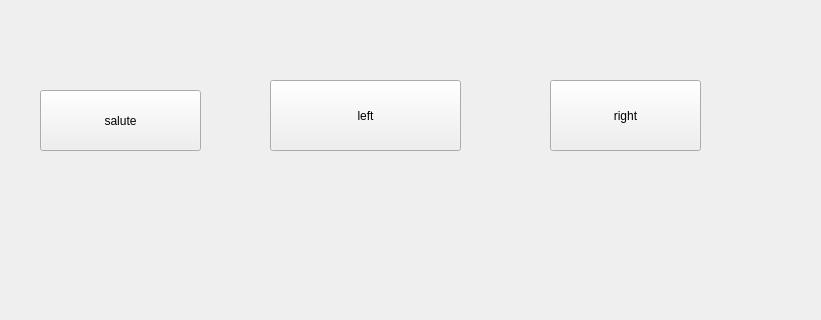
First picture: the form in mainwindow.ui, repository amakuem/Sem2_Lab1, before the edit; both pictures show x 0 to 821 and y 0 to 320 of the 1040 by 720 pixel window.
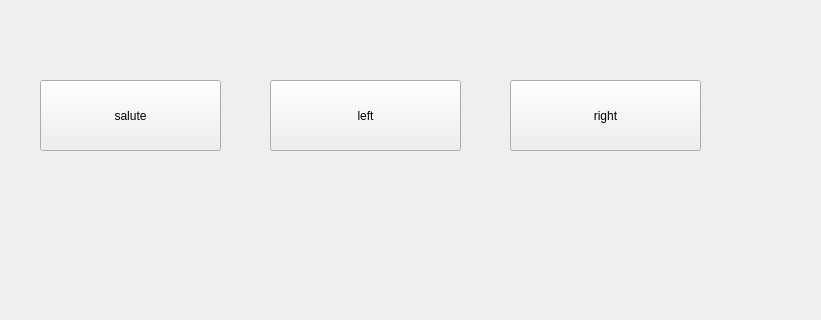
Second picture: the form after the edit.

```diff
--- a/mainwindow.ui
+++ b/mainwindow.ui
@@ -30,9 +30,9 @@
    <widget class="QPushButton" name="pushButton_2">
     <property name="geometry">
      <rect>
-      <x>550</x>
+      <x>510</x>
       <y>80</y>
-      <width>151</width>
+      <width>191</width>
       <height>71</height>
      </rect>
     </property>
@@ -44,9 +44,9 @@
     <property name="geometry">
      <rect>
       <x>40</x>
-      <y>90</y>
-      <width>161</width>
-      <height>61</height>
+      <y>80</y>
+      <width>181</width>
+      <height>71</height>
      </rect>
     </property>
     <property name="text">
```
